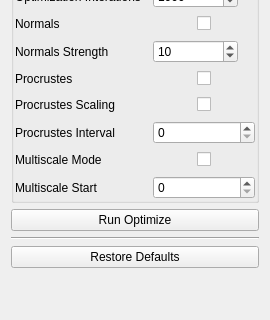
SCIInstitute/ShapeWorks, file Studio/src/Application/Optimize/OptimizeTool.ui: the form before one commit; both pictures show x 0 to 270 and y 225 to 545 of the 270 by 632 pixel window.
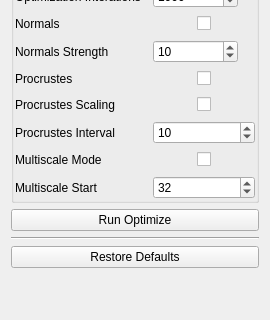
The form after the commit.

Commit message:
Complete new optimization parameters.
Enable/disable UI elements with checkboxes.

Patch:
```diff
--- a/Studio/src/Application/Optimize/OptimizeTool.ui
+++ b/Studio/src/Application/Optimize/OptimizeTool.ui
@@ -558,7 +558,7 @@
          <number>99</number>
         </property>
         <property name="value">
-         <number>0</number>
+         <number>10</number>
         </property>
        </widget>
       </item>
@@ -643,7 +643,7 @@
          <number>99</number>
         </property>
         <property name="value">
-         <number>0</number>
+         <number>32</number>
         </property>
        </widget>
       </item>
```
The commit also changes 2 other files.
